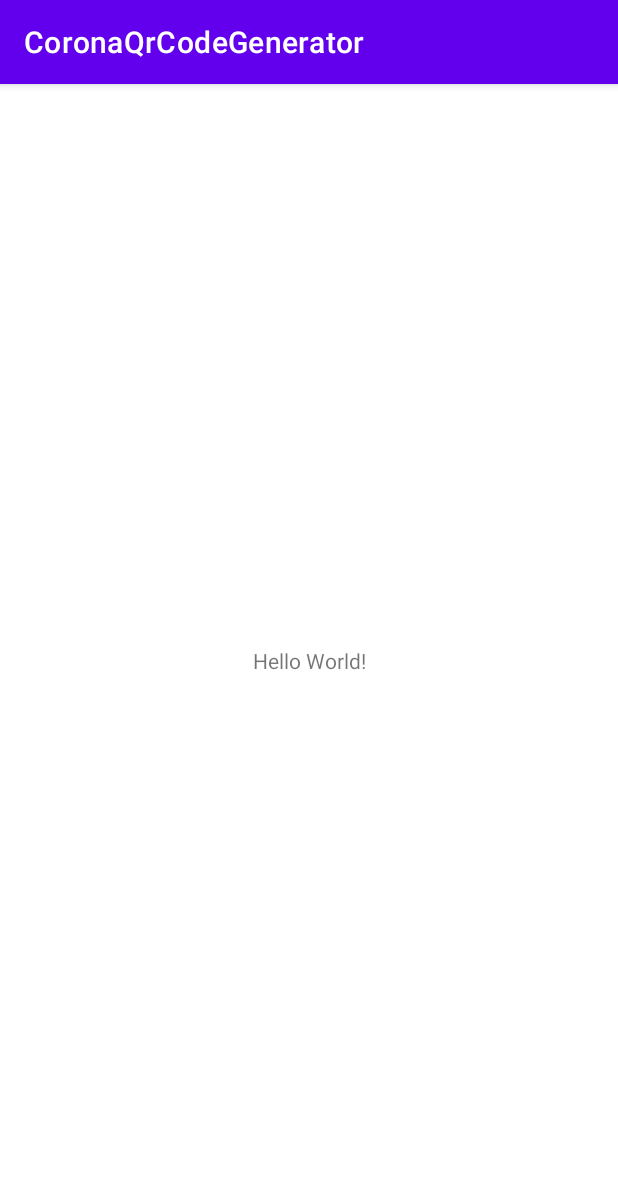
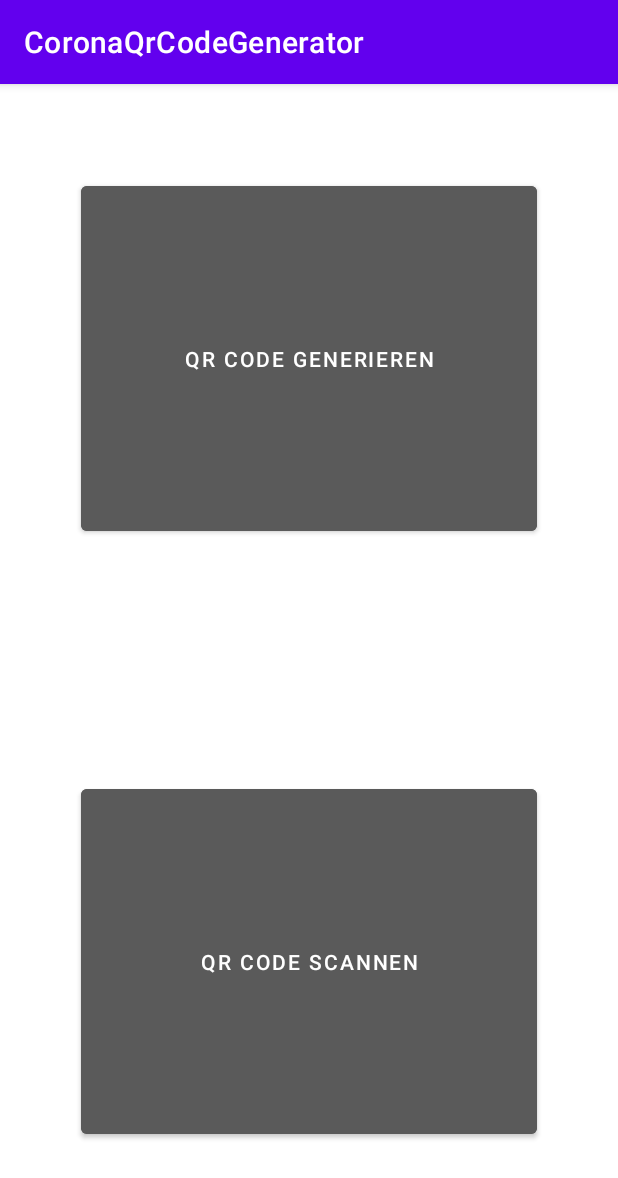
Before and after one commit to AlexRisu/Corona-QR-Code-Generator-Scanner, an Android app: the screen it shows after launch (MainActivity), on a phone screen of 412 x 824 dp. Shown: the top 1178 px of the screen. Run offline under Robolectric (Android 15) with nearby library versions, the phone set to English and light mode, and no system bars.

Commit message:
main-activity: activity_main.xml dummy design hinzufügen

```diff
--- a/app/src/main/java/com/example/coronaqrcodegenerator/MainActivity.kt
+++ b/app/src/main/java/com/example/coronaqrcodegenerator/MainActivity.kt
@@ -1,6 +1,7 @@
 package com.example.coronaqrcodegenerator
 
 import android.os.Bundle
+import android.view.View
 import androidx.appcompat.app.AppCompatActivity
 
 class MainActivity : AppCompatActivity() {
@@ -8,4 +9,12 @@ class MainActivity : AppCompatActivity() {
         super.onCreate(savedInstanceState)
         setContentView(R.layout.activity_main)
     }
+
+    fun routeToCodeCreator(view: View) {
+        println("Creator")
+    }
+
+    fun routeToCodeScanner(view: View) {
+        println("Scanner")
+    }
 }
--- a/app/src/main/res/layout/activity_main.xml
+++ b/app/src/main/res/layout/activity_main.xml
@@ -6,13 +6,36 @@
     android:layout_height="match_parent"
     tools:context=".MainActivity">
 
-    <TextView
-        android:layout_width="wrap_content"
-        android:layout_height="wrap_content"
-        android:text="Hello World!"
+    <Button
+        android:id="@+id/button6"
+        android:layout_width="0dp"
+        android:layout_height="0dp"
+        android:layout_marginStart="54dp"
+        android:layout_marginTop="62dp"
+        android:layout_marginEnd="54dp"
+        android:layout_marginBottom="80dp"
+        android:backgroundTint="#5A5A5A"
+        android:onClick="routeToCodeCreator"
+        android:text="@string/first_button_main"
+        app:layout_constraintBottom_toTopOf="@+id/button7"
+        app:layout_constraintEnd_toEndOf="parent"
+        app:layout_constraintStart_toStartOf="parent"
+        app:layout_constraintTop_toTopOf="parent"
+        app:layout_constraintVertical_bias="0.52" />
+
+    <Button
+        android:id="@+id/button7"
+        android:layout_width="0dp"
+        android:layout_height="0dp"
+        android:layout_marginStart="54dp"
+        android:layout_marginTop="80dp"
+        android:layout_marginEnd="54dp"
+        android:layout_marginBottom="62dp"
+        android:backgroundTint="#5A5A5A"
+        android:onClick="routeToCodeScanner"
         app:layout_constraintBottom_toBottomOf="parent"
-        app:layout_constraintLeft_toLeftOf="parent"
-        app:layout_constraintRight_toRightOf="parent"
-        app:layout_constraintTop_toTopOf="parent" />
-
+        android:text="@string/second_button_main"
+        app:layout_constraintEnd_toEndOf="parent"
+        app:layout_constraintStart_toStartOf="parent"
+        app:layout_constraintTop_toBottomOf="@+id/button6" />
 </androidx.constraintlayout.widget.ConstraintLayout>
--- a/app/src/main/res/values/strings.xml
+++ b/app/src/main/res/values/strings.xml
@@ -1,3 +1,5 @@
 <resources>
     <string name="app_name">CoronaQrCodeGenerator</string>
+    <string name="first_button_main">QR Code generieren</string>
+    <string name="second_button_main">QR Code scannen</string>
 </resources>
--- a/build.gradle
+++ b/build.gradle
@@ -6,7 +6,7 @@ buildscript {
         jcenter()
     }
     dependencies {
-        classpath "com.android.tools.build:gradle:4.1.1"
+        classpath 'com.android.tools.build:gradle:4.1.2'
         classpath "org.jetbrains.kotlin:kotlin-gradle-plugin:$kotlin_version"
 
         // NOTE: Do not place your application dependencies here; they belong
```
Also changed, not shown: gradle/wrapper/gradle-wrapper.properties.
